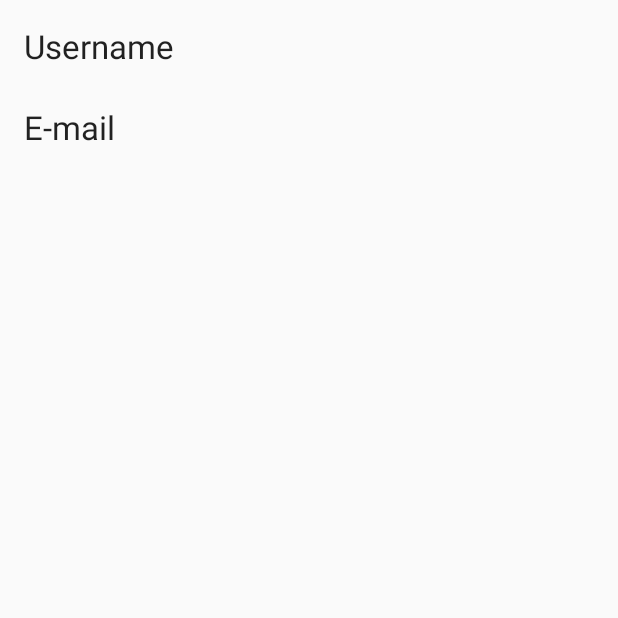
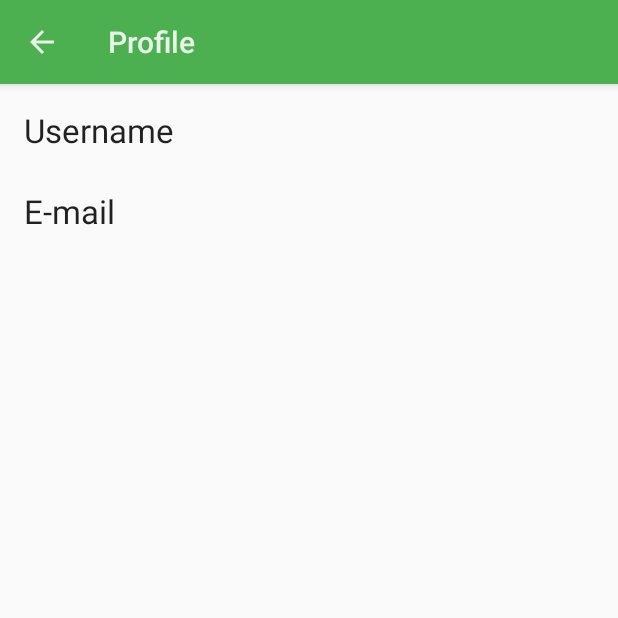
Before and after one commit to MartinMatko/Anatomy, an Android app: the ProfileActivity screen opened directly, with no data from a screen before it, on a phone screen of 412 x 824 dp, the top half of it. Run offline under Robolectric (Android 15) with nearby library versions, the phone set to English and light mode, and no system bars.

Commit message:
commit
commit

```diff
--- a/app/src/main/java/martinmatko/anatomy/LanguageActivity.java
+++ b/app/src/main/java/martinmatko/anatomy/LanguageActivity.java
@@ -37,7 +37,7 @@ public class LanguageActivity extends AppCompatActivity implements RadioGroup.On
                 config.locale = new Locale("cs", "CZ");
                 getBaseContext().getResources().updateConfiguration(config,
                         getBaseContext().getResources().getDisplayMetrics());
-                Constants.SERVER_NAME = "https://staging.anatom.cz/";
+                Constants.SERVER_NAME = Constants.SERVER_NAME_CZ;
                 editor.putString("language", "cs");
                 break;
             case R.id.english:
@@ -45,7 +45,7 @@ public class LanguageActivity extends AppCompatActivity implements RadioGroup.On
                 config1.locale = new Locale("en", "US");
                 getBaseContext().getResources().updateConfiguration(config1,
                         getBaseContext().getResources().getDisplayMetrics());
-                Constants.SERVER_NAME = "https://staging.practiceanatomy.com/";
+                Constants.SERVER_NAME = Constants.SERVER_NAME_EN;
                 editor.putString("language", "en");
                 break;
         }
--- a/app/src/main/java/martinmatko/anatomy/MaxHeightScrollView.java
+++ b/app/src/main/java/martinmatko/anatomy/MaxHeightScrollView.java
@@ -13,7 +13,7 @@ import android.widget.ScrollView;
 public class MaxHeightScrollView extends ScrollView {
 
     private int maxHeight;
-    private final int defaultHeight = 525;
+    private final int defaultHeight = 400;
 
     public MaxHeightScrollView(Context context) {
         super(context);
--- a/app/src/main/java/martinmatko/anatomy/ProfileActivity.java
+++ b/app/src/main/java/martinmatko/anatomy/ProfileActivity.java
@@ -1,22 +1,22 @@
 package martinmatko.anatomy;
 
 import android.os.Bundle;
+import android.support.design.widget.FloatingActionButton;
+import android.support.design.widget.Snackbar;
 import android.support.v7.app.AppCompatActivity;
+import android.support.v7.widget.Toolbar;
 import android.view.View;
 import android.widget.TextView;
 
-import org.json.JSONException;
-import org.json.JSONObject;
-
-import utils.Constants;
-
 public class ProfileActivity extends AppCompatActivity {
-    private HTTPService service = new HTTPService();
 
     @Override
     protected void onCreate(Bundle savedInstanceState) {
         super.onCreate(savedInstanceState);
         setContentView(R.layout.activity_profile);
+        Toolbar toolbar = (Toolbar) findViewById(R.id.toolbar);
+        setSupportActionBar(toolbar);
+        getSupportActionBar().setDisplayHomeAsUpEnabled(true);
         String firstName = "";
         String surname= "";
         String email= "";
@@ -43,4 +43,5 @@ public class ProfileActivity extends AppCompatActivity {
         view = (TextView) findViewById(R.id.textViewUserName);
         view.setText(userName);
     }
+
 }
--- a/app/src/main/java/utils/Constants.java
+++ b/app/src/main/java/utils/Constants.java
@@ -8,6 +8,8 @@ import java.util.List;
  * Created by AndreBTS on 25/09/2015.
  */
 public class Constants {
-    public static String SERVER_NAME = "https://staging.anatom.cz/";
+    public static String SERVER_NAME;
+    public static final String SERVER_NAME_CZ = "https://staging.anatom.cz/";
+    public static final String SERVER_NAME_EN = "https://staging.practiceanatomy.cz/";
     public static final List<String> COLORS = new ArrayList<>(Arrays.asList("#f9b234", "#1d71b9", "#36a9e0", "#312883", "#fdea11", "#951b80"));
 }
--- a/app/src/main/res/layout/activity_main.xml
+++ b/app/src/main/res/layout/activity_main.xml
@@ -17,7 +17,8 @@
             android:id="@+id/captionView"
             android:textColor="#fffaffff"
             android:background="?attr/colorPrimary"
-            android:gravity="center"
+            android:textAlignment="viewStart"
+            android:gravity="start"
             android:clickable="true"
             android:onClick="onCaptionClick"
             android:focusable="true"
--- a/app/src/main/res/layout/activity_profile.xml
+++ b/app/src/main/res/layout/activity_profile.xml
@@ -1,65 +1,27 @@
 <?xml version="1.0" encoding="utf-8"?>
-<RelativeLayout xmlns:android="http://schemas.android.com/apk/res/android"
+<android.support.design.widget.CoordinatorLayout xmlns:android="http://schemas.android.com/apk/res/android"
+    xmlns:app="http://schemas.android.com/apk/res-auto"
     xmlns:tools="http://schemas.android.com/tools"
     android:layout_width="match_parent"
     android:layout_height="match_parent"
-    android:paddingBottom="@dimen/activity_vertical_margin"
-    android:paddingLeft="@dimen/activity_horizontal_margin"
-    android:paddingRight="@dimen/activity_horizontal_margin"
-    android:paddingTop="@dimen/activity_vertical_margin"
+    android:fitsSystemWindows="true"
     tools:context="martinmatko.anatomy.ProfileActivity">
-    <LinearLayout
-        android:orientation="vertical" android:layout_width="match_parent"
-        android:layout_height="match_parent">
 
-        <TextView
-            android:layout_width="wrap_content"
-            android:layout_height="wrap_content"
-            android:textAppearance="?android:attr/textAppearanceLarge"
-            android:text="@string/username"/>
+    <android.support.design.widget.AppBarLayout
+        android:layout_width="match_parent"
+        android:layout_height="wrap_content"
+        android:theme="@style/AppTheme.AppBarOverlay">
 
-        <TextView
-            android:layout_width="wrap_content"
-            android:layout_height="wrap_content"
-            android:textAppearance="?android:attr/textAppearanceMedium"
-            android:id="@+id/textViewUserName" />
-        <TextView
-            android:layout_width="wrap_content"
-            android:layout_height="wrap_content"
-            android:textAppearance="?android:attr/textAppearanceLarge"
-            android:text="E-mail" />
+        <android.support.v7.widget.Toolbar
+            android:id="@+id/toolbar"
+            android:layout_width="match_parent"
+            android:layout_height="?attr/actionBarSize"
+            android:background="?attr/colorPrimary"
+            app:popupTheme="@style/AppTheme.PopupOverlay" >
+        </android.support.v7.widget.Toolbar>
 
-        <TextView
-            android:layout_width="wrap_content"
-            android:layout_height="wrap_content"
-            android:textAppearance="?android:attr/textAppearanceMedium"
-            android:id="@+id/textViewEmail" />
-        <TextView
-            android:layout_width="wrap_content"
-            android:layout_height="wrap_content"
-            android:textAppearance="?android:attr/textAppearanceLarge"
-            android:text="@string/firstName"
-            android:visibility="gone"
-            android:id="@+id/firstName"/>
+    </android.support.design.widget.AppBarLayout>
 
-        <TextView
-            android:layout_width="wrap_content"
-            android:layout_height="wrap_content"
-            android:textAppearance="?android:attr/textAppearanceMedium"
-            android:id="@+id/textViewFirstName" />
+    <include layout="@layout/content_profile" />
 
-        <TextView
-            android:layout_width="wrap_content"
-            android:layout_height="wrap_content"
-            android:textAppearance="?android:attr/textAppearanceLarge"
-            android:text="@string/surname"
-            android:visibility="gone"
-            android:id="@+id/surname" />
-
-        <TextView
-            android:layout_width="wrap_content"
-            android:layout_height="wrap_content"
-            android:textAppearance="?android:attr/textAppearanceMedium"
-            android:id="@+id/textViewSurname" />
-    </LinearLayout>
-</RelativeLayout>
+</android.support.design.widget.CoordinatorLayout>
--- /dev/null
+++ b/app/src/main/res/layout/content_profile.xml
@@ -0,0 +1,68 @@
+<?xml version="1.0" encoding="utf-8"?>
+<RelativeLayout xmlns:android="http://schemas.android.com/apk/res/android"
+    xmlns:app="http://schemas.android.com/apk/res-auto"
+    xmlns:tools="http://schemas.android.com/tools"
+    android:layout_width="match_parent"
+    android:layout_height="match_parent"
+    android:paddingBottom="@dimen/activity_vertical_margin"
+    android:paddingLeft="@dimen/activity_horizontal_margin"
+    android:paddingRight="@dimen/activity_horizontal_margin"
+    android:paddingTop="@dimen/activity_vertical_margin"
+    app:layout_behavior="@string/appbar_scrolling_view_behavior"
+    tools:context="martinmatko.anatomy.ProfileActivity"
+    tools:showIn="@layout/activity_profile">
+    <LinearLayout
+        android:orientation="vertical" android:layout_width="match_parent"
+        android:layout_height="match_parent">
+
+        <TextView
+            android:layout_width="wrap_content"
+            android:layout_height="wrap_content"
+            android:textAppearance="?android:attr/textAppearanceLarge"
+            android:text="@string/username"/>
+
+        <TextView
+            android:layout_width="wrap_content"
+            android:layout_height="wrap_content"
+            android:textAppearance="?android:attr/textAppearanceMedium"
+            android:id="@+id/textViewUserName" />
+        <TextView
+            android:layout_width="wrap_content"
+            android:layout_height="wrap_content"
+            android:textAppearance="?android:attr/textAppearanceLarge"
+            android:text="E-mail" />
+
+        <TextView
+            android:layout_width="wrap_content"
+            android:layout_height="wrap_content"
+            android:textAppearance="?android:attr/textAppearanceMedium"
+            android:id="@+id/textViewEmail" />
+        <TextView
+            android:layout_width="wrap_content"
+            android:layout_height="wrap_content"
+            android:textAppearance="?android:attr/textAppearanceLarge"
+            android:text="@string/firstName"
+            android:visibility="gone"
+            android:id="@+id/firstName"/>
+
+        <TextView
+            android:layout_width="wrap_content"
+            android:layout_height="wrap_content"
+            android:textAppearance="?android:attr/textAppearanceMedium"
+            android:id="@+id/textViewFirstName" />
+
+        <TextView
+            android:layout_width="wrap_content"
+            android:layout_height="wrap_content"
+            android:textAppearance="?android:attr/textAppearanceLarge"
+            android:text="@string/surname"
+            android:visibility="gone"
+            android:id="@+id/surname" />
+
+        <TextView
+            android:layout_width="wrap_content"
+            android:layout_height="wrap_content"
+            android:textAppearance="?android:attr/textAppearanceMedium"
+            android:id="@+id/textViewSurname" />
+    </LinearLayout>
+</RelativeLayout>
--- a/app/src/main/res/values/Colors.xml
+++ b/app/src/main/res/values/Colors.xml
@@ -1,7 +1,7 @@
 <?xml version="1.0" encoding="utf-8"?>
 <resources>
-    <color name="app_primary">#008080</color>
-    <color name="app_primary_dark">#45645C</color>
+    <color name="app_primary">#4caf50</color>
+    <color name="app_primary_dark">#2e7d32</color>
 	<color name="white">#FFFFFFFF</color>
     <color name="blue">#1d71b9</color>
     <color name="gray">#d3d3d3</color>
```
Also changed, not shown: app/src/main/AndroidManifest.xml (+19 -4 lines), app/src/main/java/martinmatko/anatomy/MenuActivity.java (+9 -3 lines), app/src/main/java/martinmatko/anatomy/Term.java (+0 -9 lines), app/src/main/java/martinmatko/anatomy/Test.java (+27 -11 lines), app/src/main/res/layout/activity_menu.xml (+11 -9 lines), app/src/main/res/layout/bodyorgans.xml (+10 -9 lines), app/src/main/res/layout/organsystems.xml (+15 -15 lines), app/src/main/res/values/styles.xml (+8 -3 lines), 1 other file. Lines whose indentation alone changed are shown as unchanged.
